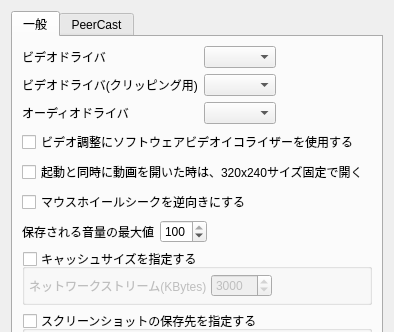
The window that src/configdialog.ui (nelkana/PurePlayer_As) describes before a commit, drawn with Qt 5; both pictures show x 0 to 394 and y 0 to 332 of the 394 by 481 pixel window.
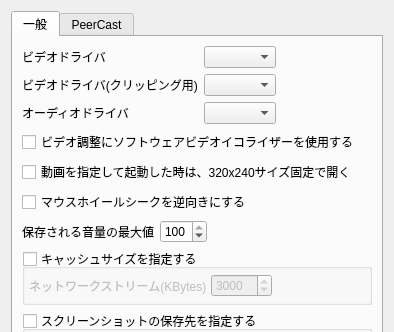
The same window after the commit. Custom widgets are drawn as their Qt base class.

Commit message: 設定ダイアログのテキスト修正

The edit to the form file:
```diff
--- a/src/configdialog.ui
+++ b/src/configdialog.ui
@@ -116,7 +116,7 @@
 無効の場合は、50%サイズで開きます。</string>
          </property>
          <property name="text">
-          <string>起動と同時に動画を開いた時は、320x240サイズ固定で開く</string>
+          <string>動画を指定して起動した時は、320x240サイズ固定で開く</string>
          </property>
         </widget>
        </item>
```
